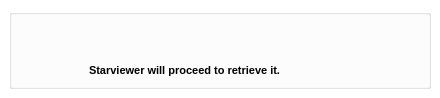
Before: the Qt Designer form starviewer/src/inputoutput/qpopuprisrequestsscreenbase.ui in starviewer-medical/starviewer, drawn with Qt 5.
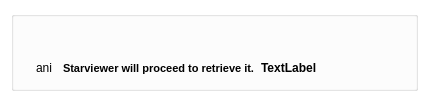
After: the same form once the commit is applied. Icons and pictures are not drawn.

Diff of the .ui file:
```diff
--- a/starviewer/src/inputoutput/qpopuprisrequestsscreenbase.ui
+++ b/starviewer/src/inputoutput/qpopuprisrequestsscreenbase.ui
@@ -1,12 +1,12 @@
 <ui version="4.0" >
  <class>udg::QPopUpRisRequestsScreenBase</class>
- <widget class="QDialog" name="udg::QPopUpRisRequestsScreenBase" >
-  <property name="geometry" >
+ <widget class="QDialog" name="udg::QPopUpRisRequestsScreenBase">
+  <property name="geometry">
    <rect>
     <x>0</x>
     <y>0</y>
-    <width>440</width>
-    <height>98</height>
+    <width>429</width>
+    <height>102</height>
    </rect>
   </property>
   <property name="palette" >
@@ -106,37 +106,16 @@
   <property name="windowIcon" >
    <iconset resource="../main/main.qrc" >:/images/starviewer.png</iconset>
   </property>
-  <layout class="QGridLayout" >
-   <property name="margin" >
-    <number>9</number>
-   </property>
-   <property name="spacing" >
-    <number>6</number>
-   </property>
-   <item row="0" column="0" >
-    <widget class="QGroupBox" name="groupBox" >
-     <property name="title" >
+  <layout class="QGridLayout" name="gridLayout">
+   <item row="0" column="0">
+    <widget class="QGroupBox" name="groupBox">
+     <property name="title">
       <string/>
      </property>
-     <widget class="QWidget" name="layoutWidget" >
-      <property name="geometry" >
-       <rect>
-        <x>10</x>
-        <y>10</y>
-        <width>408</width>
-        <height>66</height>
-       </rect>
-      </property>
-      <layout class="QHBoxLayout" >
-       <property name="margin" >
-        <number>0</number>
-       </property>
-       <property name="spacing" >
-        <number>6</number>
-       </property>
-       <item>
-        <widget class="QLabel" name="label_2" >
-         <property name="maximumSize" >
+     <layout class="QGridLayout" name="gridLayout_2">
+      <item row="0" column="0" rowspan="2">
+       <widget class="QLabel" name="label_2">
+        <property name="maximumSize">
           <size>
            <width>64</width>
            <height>64</height>
@@ -150,17 +129,9 @@
          </property>
         </widget>
        </item>
-       <item>
-        <layout class="QVBoxLayout" >
-         <property name="margin" >
-          <number>0</number>
-         </property>
-         <property name="spacing" >
-          <number>6</number>
-         </property>
-         <item>
-          <widget class="QLabel" name="m_labelRisRequestDescription" >
-           <property name="palette" >
+      <item row="0" column="1">
+       <widget class="QLabel" name="m_labelRisRequestDescription">
+        <property name="palette">
             <palette>
              <active>
               <colorrole role="WindowText" >
@@ -275,27 +246,101 @@
            </property>
           </widget>
          </item>
+      <item row="1" column="1">
+       <layout class="QHBoxLayout" name="horizontalLayout">
          <item>
-          <widget class="QLabel" name="label_3" >
-           <property name="font" >
+         <widget class="QLabel" name="m_operationAnimation">
+          <property name="sizePolicy">
+           <sizepolicy hsizetype="Maximum" vsizetype="Maximum">
+            <horstretch>0</horstretch>
+            <verstretch>0</verstretch>
+           </sizepolicy>
+          </property>
+          <property name="text">
+           <string>ani</string>
+          </property>
+         </widget>
+        </item>
+        <item>
+         <spacer name="horizontalSpacer_2">
+          <property name="orientation">
+           <enum>Qt::Horizontal</enum>
+          </property>
+          <property name="sizeType">
+           <enum>QSizePolicy::Fixed</enum>
+          </property>
+          <property name="sizeHint" stdset="0">
+           <size>
+            <width>5</width>
+            <height>20</height>
+           </size>
+          </property>
+         </spacer>
+        </item>
+        <item>
+         <widget class="QLabel" name="m_operationDescription">
+          <property name="sizePolicy">
+           <sizepolicy hsizetype="Preferred" vsizetype="Preferred">
+            <horstretch>0</horstretch>
+            <verstretch>0</verstretch>
+           </sizepolicy>
+          </property>
+          <property name="font">
             <font>
              <pointsize>8</pointsize>
              <weight>75</weight>
              <bold>true</bold>
             </font>
            </property>
-           <property name="text" >
+          <property name="text">
             <string>Starviewer will proceed to retrieve it.</string>
            </property>
-           <property name="wordWrap" >
-            <bool>true</bool>
+          <property name="wordWrap">
+           <bool>false</bool>
            </property>
           </widget>
          </item>
+        <item>
+         <widget class="QLabel" name="m_studiesRetrievingCounter">
+          <property name="sizePolicy">
+           <sizepolicy hsizetype="Maximum" vsizetype="Maximum">
+            <horstretch>0</horstretch>
+            <verstretch>0</verstretch>
+           </sizepolicy>
+          </property>
+          <property name="font">
+           <font>
+            <weight>75</weight>
+            <bold>true</bold>
+           </font>
+          </property>
+          <property name="text">
+           <string>TextLabel</string>
+          </property>
+          <property name="wordWrap">
+           <bool>false</bool>
+          </property>
+         </widget>
+        </item>
+        <item>
+         <spacer name="horizontalSpacer">
+          <property name="orientation">
+           <enum>Qt::Horizontal</enum>
+          </property>
+          <property name="sizeType">
+           <enum>QSizePolicy::Expanding</enum>
+          </property>
+          <property name="sizeHint" stdset="0">
+           <size>
+            <width>13</width>
+            <height>21</height>
+           </size>
+          </property>
+         </spacer>
+        </item>
         </layout>
        </item>
       </layout>
-     </widget>
     </widget>
    </item>
   </layout>
```
Left out of the diff: 143 changed lines with no effect on the pictures. Lines whose indentation alone changed are shown as unchanged.
